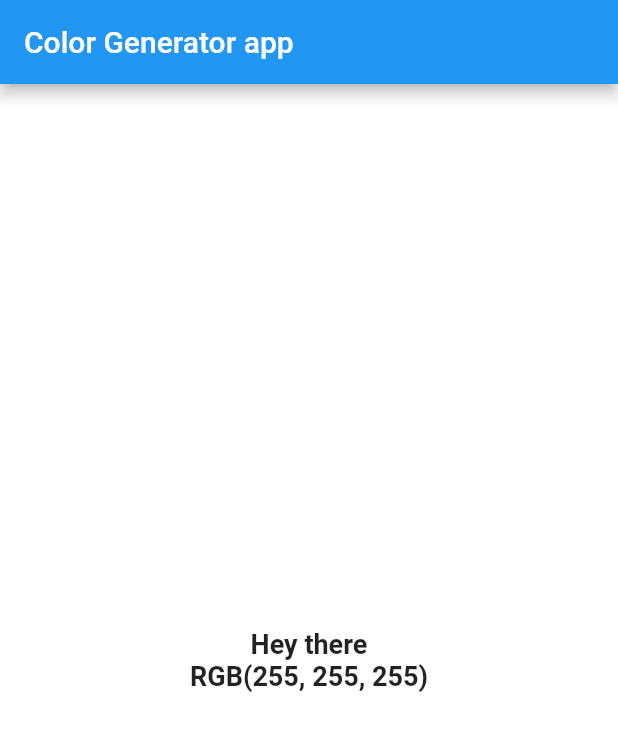
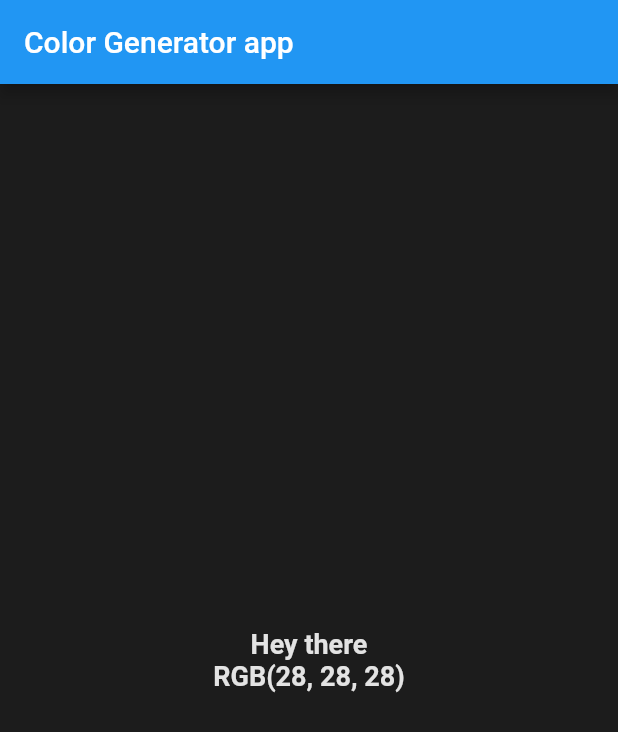
Before and after one commit to doryuDiehardd/simple_color_generator, a Flutter app: the screen it shows after launch, on a phone screen of 412 x 824 dp. Shown: the top 732 px of the screen. Run offline on Flutter 3.47's test engine with Material 2 defaults, Android fonts, the phone set to English and light mode, and no system bars.

Commit message:
implemented inversed colors for text in center

```diff
--- a/lib/main.dart
+++ b/lib/main.dart
@@ -1,6 +1,6 @@
+import 'package:flutter/material.dart';
 import 'dart:math';
 
-import 'package:flutter/material.dart';
 
 void main() {
   runApp(const MyApp());
@@ -33,8 +33,16 @@ class _MyHomePageState extends State<MyHomePage> {
   int _r = 255;
   int _g = 255;
   int _b = 255;
+  final double _fontSize = 18;
 
-  void _generateRGBColor() {
+
+  @override
+  void initState() {
+    _generateRGBColor();
+    super.initState();
+  }
+
+  void _generateRGBColor() async {
     setState(() {
       _r = Random().nextInt(256);
       _g = Random().nextInt(256);
@@ -57,7 +65,8 @@ class _MyHomePageState extends State<MyHomePage> {
               child: Text('Hey there\nRGB($_r, $_g, $_b)',
               textAlign: TextAlign.center,
               style: TextStyle(
-                fontSize: 18,
+                color: Color.fromARGB(_a, 255-_r, 255-_g, 255-_b),
+                fontSize: _fontSize,
                 fontWeight: FontWeight.bold,
                 ),
               ),
```
